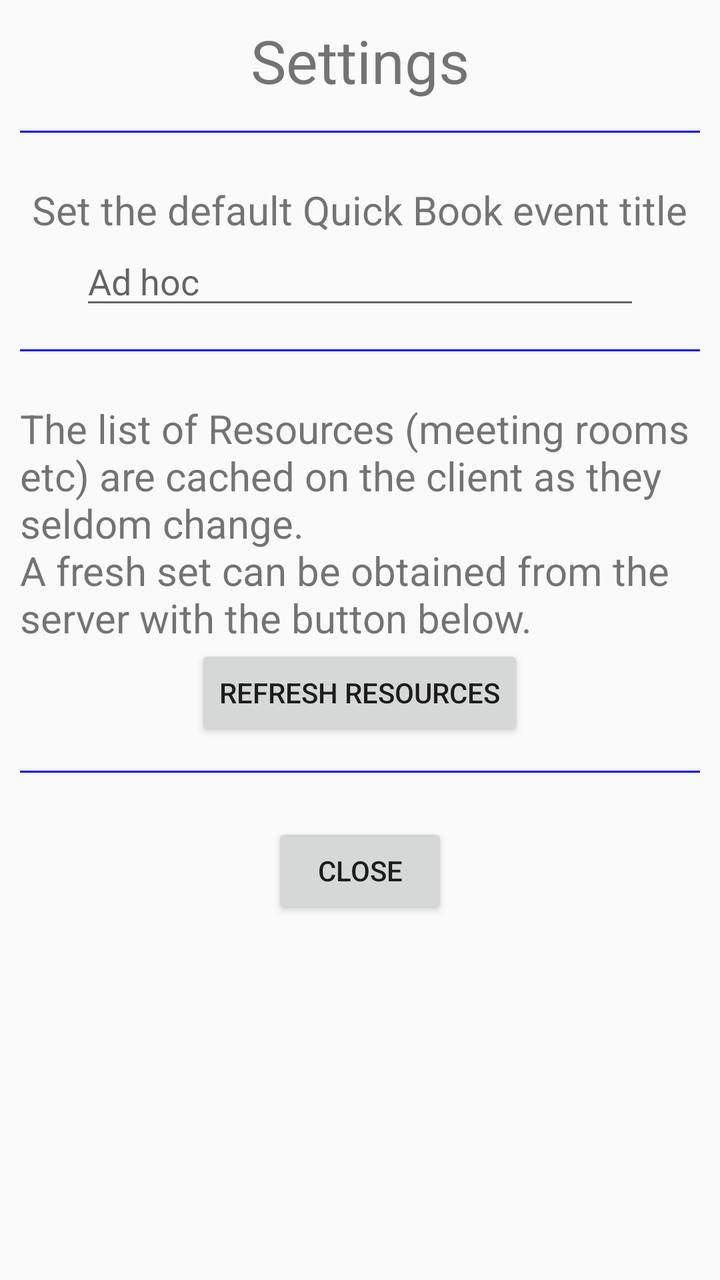
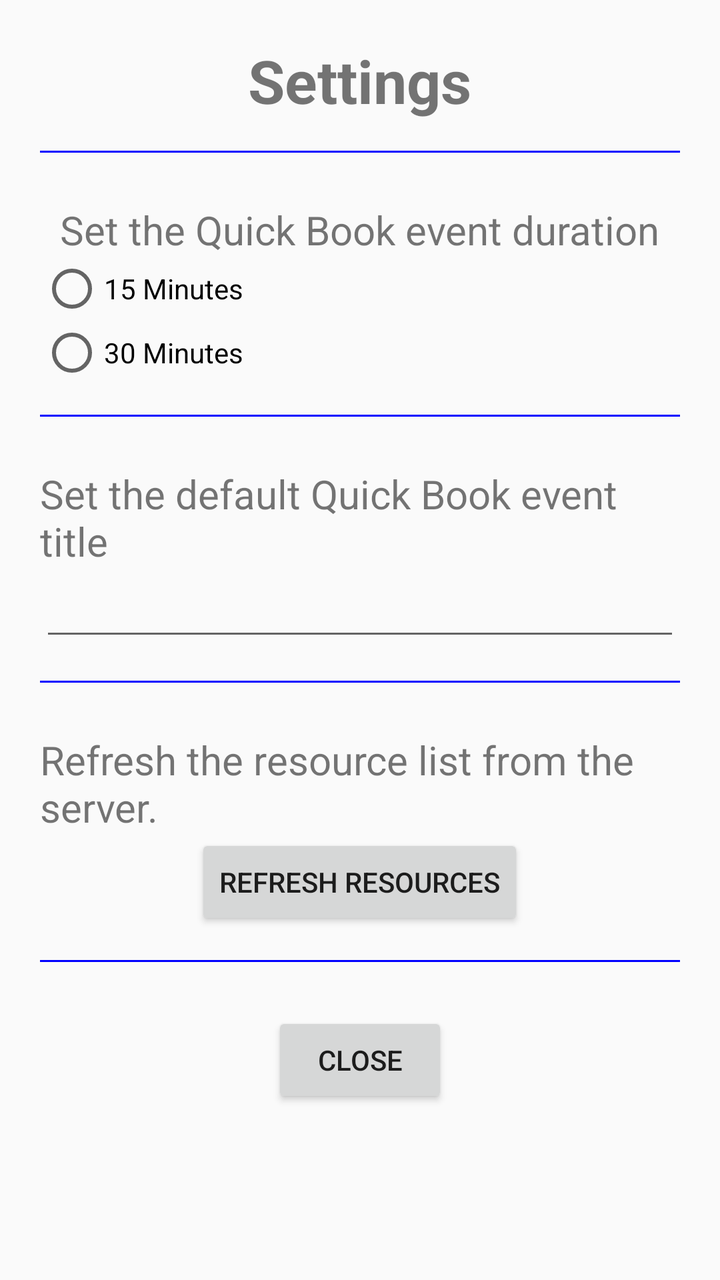

Before-and-after screenshots of an Android layout around one commit, followed by the original layout XML and the change that was made.
<!-- AndroidManifest.xml: application theme AppTheme -->
<!-- res/layout/settings_dialogue_fragment.xml -->
<?xml version="1.0" encoding="utf-8"?>
<layout xmlns:android="http://schemas.android.com/apk/res/android">

    <data/>
    <ScrollView
        android:layout_width="match_parent"
        android:layout_height="match_parent">
        <LinearLayout
            android:layout_width="match_parent"
            android:layout_height="match_parent"
            android:orientation="vertical"
            android:gravity="center_horizontal"
            android:padding="10dp">

            <TextView
                style="@style/text_heading"
                android:text="@string/settings_title"
                android:gravity="center_horizontal"
                />

            <View style="@style/horizontal_line" />

            <TextView
                style="@style/text_content"
                android:text="@string/settings_event_book_title_txt"
                android:layout_marginTop="10dp"
                />
            <EditText
                android:id="@+id/edit_event_title"
                style="@style/edit_event_title"
                android:hint="@string/event_book_confirm_edittext_hint"/>

            <View style="@style/horizontal_line" />

            <TextView
                style="@style/text_content"
                android:text="@string/settings_refresh_resources_txt"
                android:layout_width="wrap_content"
                android:layout_marginTop="10dp"
                />
            <Button
                android:id="@+id/settings_refresh_resources_button"
                android:layout_width="wrap_content"
                android:layout_height="wrap_content"
                android:text="@string/settings_refresh_resources_btn"/>

            <View style="@style/horizontal_line" />

            <Button
                android:id="@+id/settings_done_button"
                android:layout_width="wrap_content"
                android:layout_height="wrap_content"
                android:text="@string/close_btn"
                android:layout_marginTop="10dp"/>

        </LinearLayout>
    </ScrollView>
</layout>
<!-- resources referenced by this layout -->
<resources>
  <string name="close_btn">Close</string>
  <string name="event_book_confirm_edittext_hint">Ad hoc</string>
  <string name="settings_event_book_title_txt">Set the default Quick Book event title</string>
  <string name="settings_refresh_resources_btn">Refresh Resources</string>
  <string name="settings_refresh_resources_txt">The list of Resources (meeting rooms etc) are cached on the client as they seldom change. \nA fresh set can be obtained from the server with the button below.</string>
  <string name="settings_title">Settings</string>
  <style name="edit_event_title" parent="edit">
          <item name="android:maxLength">15</item>
      </style>
  <style name="horizontal_line">
          <item name="android:layout_width">fill_parent</item>
          <item name="android:layout_height">1dp</item>
          <item name="android:background">@color/horizontalLine</item>
          <item name="android:layout_marginTop">15dp</item>
          <item name="android:layout_marginBottom">15dp</item>
      </style>
  <style name="text_content" parent="text">
          <item name="android:textSize">20sp</item>
      </style>
  <style name="text_heading" parent="text">
          <item name="android:textSize">30sp</item>
      </style>
  <style name="AppTheme" parent="Theme.AppCompat.Light.DarkActionBar">
          
          <item name="colorPrimary">@color/colorPrimary</item>
          <item name="colorPrimaryDark">@color/colorPrimaryDark</item>
          <item name="colorAccent">@color/colorAccent</item>
      </style>
  <style name="edit">
          <item name="android:layout_width">match_parent</item>
          <item name="android:layout_height">wrap_content</item>
          <item name="android:layout_marginLeft">30dp</item>
          <item name="android:layout_marginRight">30dp</item>
      </style>
  <color name="horizontalLine">#FF0000FF</color>
  <style name="text">
          <item name="android:layout_width">wrap_content</item>
          <item name="android:layout_height">wrap_content</item>
      </style>
  <color name="colorPrimary">#3F51B5</color>
  <color name="colorPrimaryDark">#303F9F</color>
  <color name="colorAccent">#FF4081</color>
</resources>

<!-- the commit's change to res/layout/settings_dialogue_fragment.xml (unified diff, before → after) -->
@@ -10,7 +10,7 @@
             android:layout_height="match_parent"
             android:orientation="vertical"
             android:gravity="center_horizontal"
-            android:padding="10dp">
+            android:padding="20dp">
 
             <TextView
                 style="@style/text_heading"
@@ -22,13 +22,38 @@
 
             <TextView
                 style="@style/text_content"
+                android:text="@string/settings_event_duration_txt"
+                android:layout_marginTop="10dp"
+                />
+
+            <RadioGroup
+                android:id="@+id/settings_event_duration_container"
+                android:layout_width="fill_parent"
+                android:layout_height="wrap_content"
+                android:orientation="vertical">
+                <RadioButton
+                    android:id="@+id/settings_event_duration_15min"
+                    style="@style/button"
+                    android:text="@string/settings_event_duration_15min"
+                    />
+                <RadioButton
+                    android:id="@+id/settings_event_duration_30min"
+                    style="@style/button"
+                    android:text="@string/settings_event_duration_30min"
+                    />
+            </RadioGroup>
+
+            <View style="@style/horizontal_line" />
+
+            <TextView
+                style="@style/text_content"
                 android:text="@string/settings_event_book_title_txt"
                 android:layout_marginTop="10dp"
                 />
             <EditText
                 android:id="@+id/edit_event_title"
                 style="@style/edit_event_title"
-                android:hint="@string/event_book_confirm_edittext_hint"/>
+                />
 
             <View style="@style/horizontal_line" />
 
@@ -47,9 +72,8 @@
             <View style="@style/horizontal_line" />
 
             <Button
+                style="@style/button"
                 android:id="@+id/settings_done_button"
-                android:layout_width="wrap_content"
-                android:layout_height="wrap_content"
                 android:text="@string/close_btn"
                 android:layout_marginTop="10dp"/>
 
<!-- resource entries referenced after the edit -->
@@ -1,13 +1,20 @@
 <!-- resources referenced by this layout -->
 <resources>
   <string name="close_btn">Close</string>
-  <string name="event_book_confirm_edittext_hint">Ad hoc</string>
   <string name="settings_event_book_title_txt">Set the default Quick Book event title</string>
+  <string name="settings_event_duration_15min">15 Minutes</string>
+  <string name="settings_event_duration_30min">30 Minutes</string>
+  <string name="settings_event_duration_txt">Set the Quick Book event duration</string>
   <string name="settings_refresh_resources_btn">Refresh Resources</string>
-  <string name="settings_refresh_resources_txt">The list of Resources (meeting rooms etc) are cached on the client as they seldom change. \nA fresh set can be obtained from the server with the button below.</string>
+  <string name="settings_refresh_resources_txt">Refresh the resource list from the server.</string>
   <string name="settings_title">Settings</string>
+  <style name="button">
+          <item name="android:layout_width">wrap_content</item>
+          <item name="android:layout_height">wrap_content</item>
+      </style>&gt;
   <style name="edit_event_title" parent="edit">
           <item name="android:maxLength">15</item>
+          <item name="android:singleLine">true</item>
       </style>
   <style name="horizontal_line">
           <item name="android:layout_width">fill_parent</item>
@@ -18,9 +25,11 @@
       </style>
   <style name="text_content" parent="text">
           <item name="android:textSize">20sp</item>
+          <item name="android:autoLink">web</item>
       </style>
   <style name="text_heading" parent="text">
           <item name="android:textSize">30sp</item>
+          <item name="android:textStyle">bold</item>
       </style>
   <style name="AppTheme" parent="Theme.AppCompat.Light.DarkActionBar">
           
@@ -31,8 +40,6 @@
   <style name="edit">
           <item name="android:layout_width">match_parent</item>
           <item name="android:layout_height">wrap_content</item>
-          <item name="android:layout_marginLeft">30dp</item>
-          <item name="android:layout_marginRight">30dp</item>
       </style>
   <color name="horizontalLine">#FF0000FF</color>
   <style name="text">
